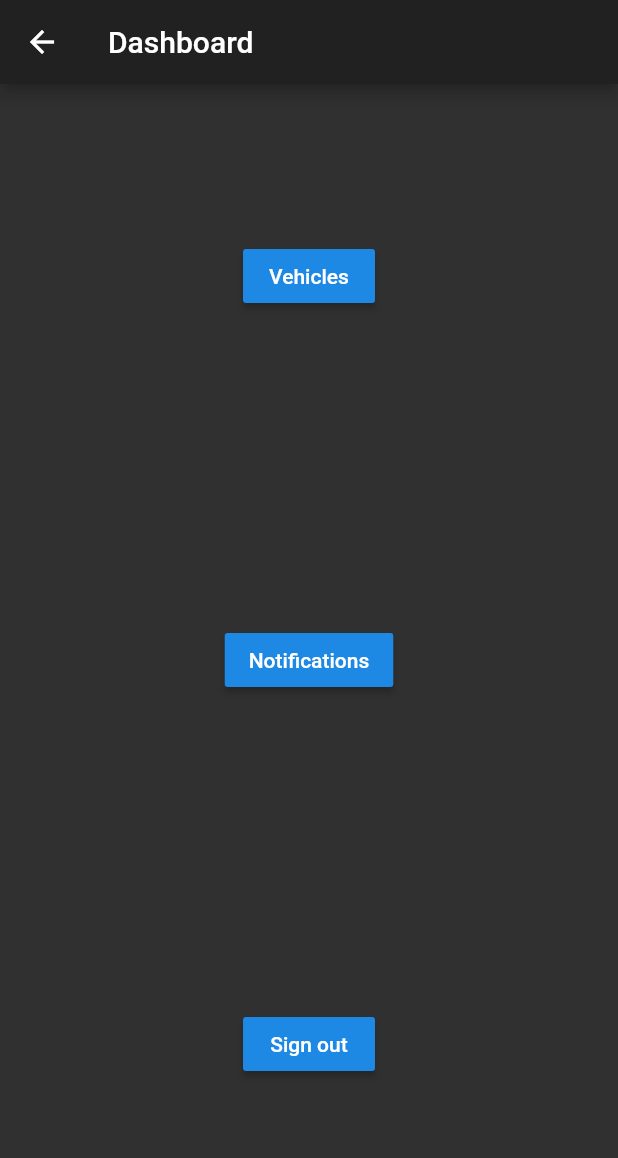
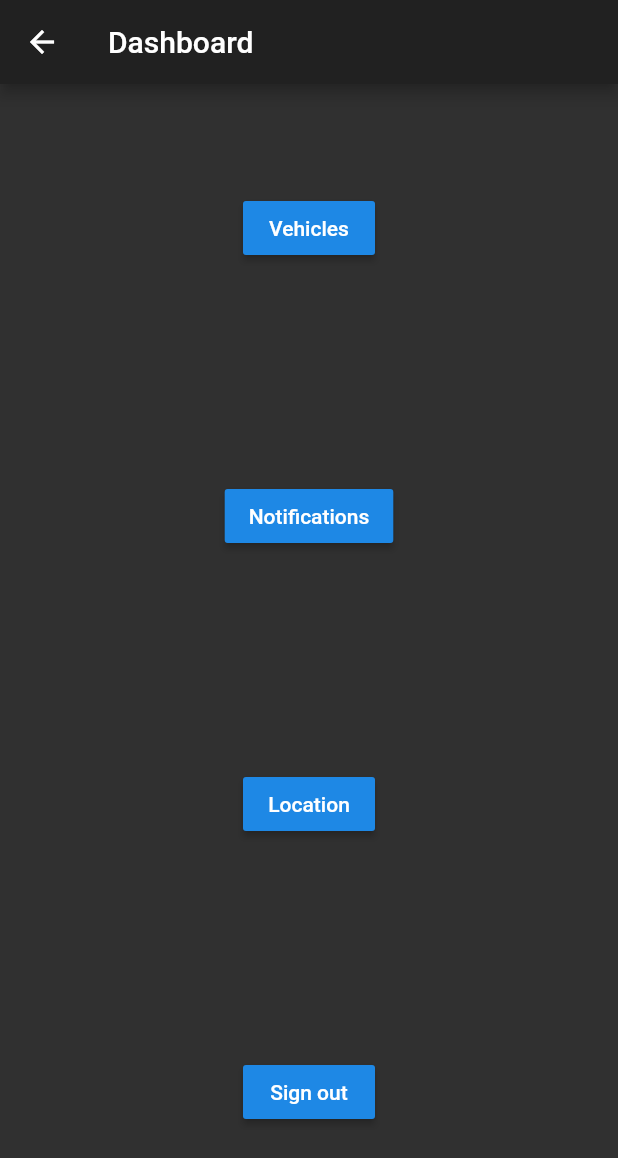
Before and after one commit to chrisfisher/flutter-playground, a Flutter app: the DashboardScreen screen opened by its route, on a phone screen of 412 x 824 dp. Shown: the top 1158 px of the screen. Run offline on Flutter 3.47's test engine with Material 2 defaults, Android fonts, the phone set to English and light mode, and no system bars; our stand-ins replace flutter_local_notifications; missing offline and left inert: geolocation.

```diff
--- a/lib/app.dart
+++ b/lib/app.dart
@@ -3,6 +3,7 @@ import 'package:scoped_model/scoped_model.dart';
 import 'package:flutter_playground/routes.dart';
 import 'package:flutter_playground/models.dart';
 import 'package:flutter_playground/auth/screens/login_screen.dart';
+import 'package:flutter_playground/location/screens/location_screen.dart';
 import 'package:flutter_playground/notifications/screens/notifications_screen.dart';
 import 'package:flutter_playground/notifications/screens/view_notification_screen.dart';
 import 'package:flutter_playground/notifications/notifications_manager.dart';
@@ -47,6 +48,7 @@ class AppState extends State<App> {
                 vehicle: Vehicle(),
                 isUpdating: false,
               ),
+          Routes.location: (context) => LocationScreen(),
         },
       ),
     );
--- a/lib/dashboard/screens/dashboard_screen.dart
+++ b/lib/dashboard/screens/dashboard_screen.dart
@@ -18,6 +18,10 @@ class DashboardScreen extends StatelessWidget {
               child: Text("Notifications"),
             ),
             RaisedButton(
+              onPressed: () => Navigator.pushNamed(context, "/location"),
+              child: Text("Location"),
+            ),
+            RaisedButton(
               onPressed: () {
                 Navigator.pushReplacementNamed(context, "/");
               },
--- a/lib/routes.dart
+++ b/lib/routes.dart
@@ -5,4 +5,5 @@ class Routes {
   static final addVehicle = "/vehicles/add";
   static final notifications = "/notifications";
   static final viewNotification = "/notifications/view";
+  static final location = "/location";
 }
--- a/pubspec.yaml
+++ b/pubspec.yaml
@@ -8,6 +8,7 @@ dependencies:
   local_auth: ^0.2.0
   device_info: ^0.2.0
   flutter_local_notifications: ^0.2.2
+  geolocation: ^0.2.1
 
 dev_dependencies:
   flutter_test:
```
Also changed, not shown: lib/location/screens/location_screen.dart (added, +52 -0 lines), pubspec.lock, 6 other files.
